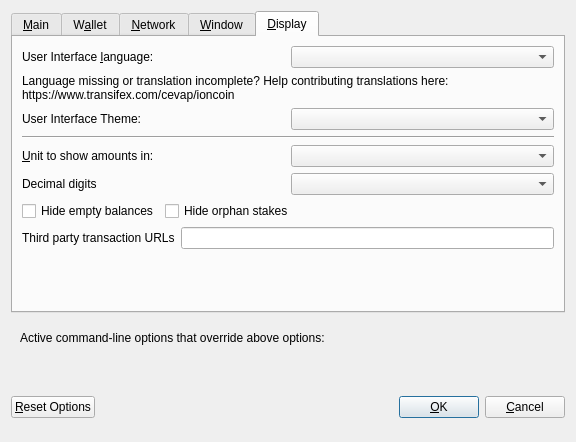
Above: src/qt/forms/optionsdialog.ui from ioncoincore/ion-archived before the change. Below: the same form after it.
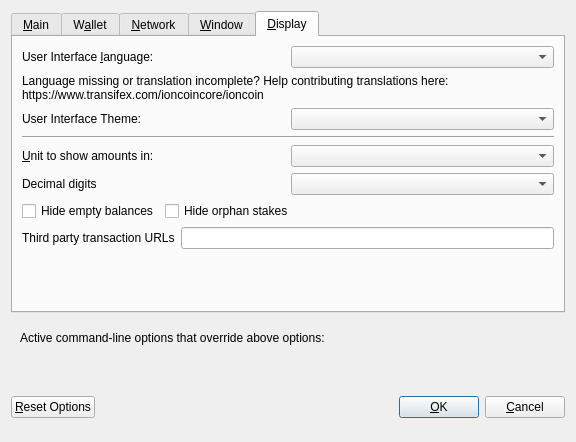
That is the form after the change. Custom widgets are drawn as their Qt base class.

Commit message: Change links and names to ioncoincore specific settings

```diff
--- a/src/qt/forms/optionsdialog.ui
+++ b/src/qt/forms/optionsdialog.ui
@@ -507,7 +507,7 @@
          </property>
          <property name="text">
           <string>Language missing or translation incomplete? Help contributing translations here:
-https://www.transifex.com/cevap/ioncoin</string>
+https://www.transifex.com/ioncoincore/ioncoin</string>
          </property>
          <property name="wordWrap">
           <bool>true</bool>
```
The commit also changes 48 other files.
